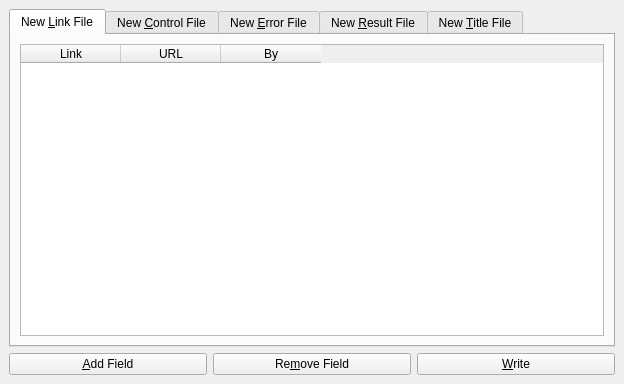
Before: the Qt Designer form qjson/ui/qjson.ui in part1zano/wrk-tools, drawn with Qt 5.
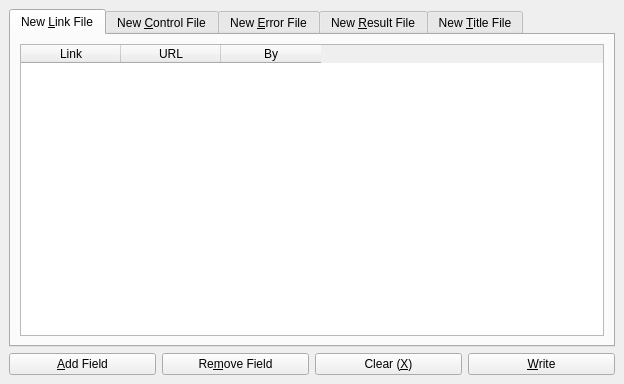
After: the same form once the commit is applied. Icons and pictures are not drawn.

Commit message:
Removed self.action_clear, added btnClear
Subj. Now thinking of how to make it more UZBL
 On branch master
 Changes to be committed:
	modified:   qjson.py
	modified:   ui/qjson.ui

Patch:
```diff
--- a/qjson/ui/qjson.ui
+++ b/qjson/ui/qjson.ui
@@ -19,7 +19,7 @@
   </property>
   <widget class="QWidget" name="centralwidget">
    <layout class="QGridLayout" name="gridLayout">
-    <item row="0" column="0" colspan="3">
+    <item row="0" column="0" colspan="4">
      <widget class="QTabWidget" name="tabWidget">
       <property name="currentIndex">
        <number>0</number>
@@ -264,7 +264,7 @@
       </property>
      </widget>
     </item>
-    <item row="1" column="2">
+    <item row="1" column="3">
      <widget class="QPushButton" name="btnWrite">
       <property name="text">
        <string>&amp;Write</string>
@@ -281,6 +281,23 @@
       </property>
      </widget>
     </item>
+    <item row="1" column="2">
+     <widget class="QPushButton" name="btnClear">
+      <property name="text">
+       <string>Clear (&amp;X)</string>
+      </property>
+      <property name="icon">
+       <iconset>
+        <normaloff>../imgs/button-cross.png</normaloff>../imgs/button-cross.png</iconset>
+      </property>
+      <property name="iconSize">
+       <size>
+        <width>20</width>
+        <height>20</height>
+       </size>
+      </property>
+     </widget>
+    </item>
    </layout>
   </widget>
   <action name="action_Links">
```
The commit also changes 1 other file.
